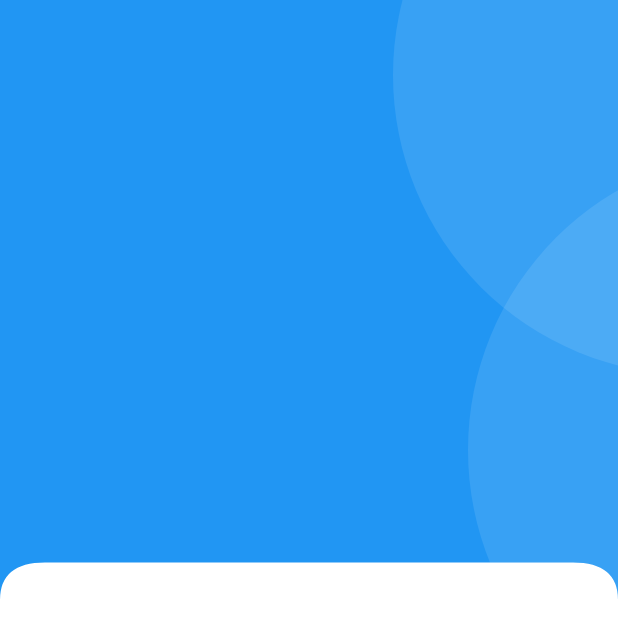
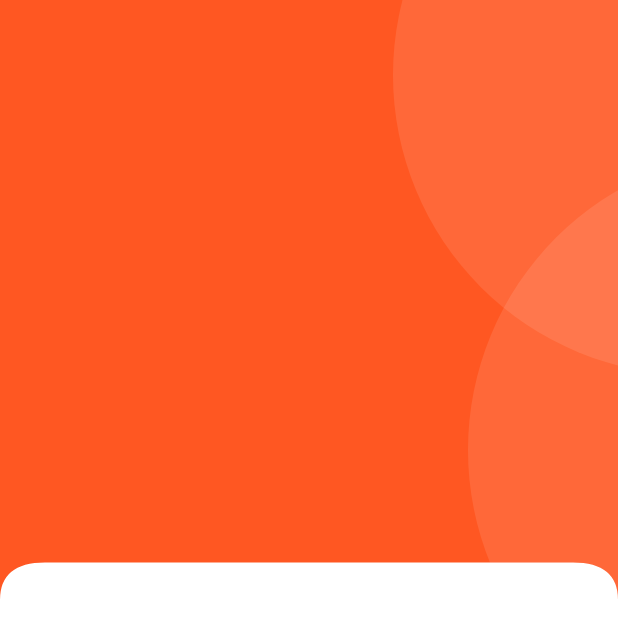
Before and after one commit to arifbsns22/professional-Ecommerce, a Flutter app: the HomeScreen screen opened directly, on a phone screen of 412 x 824 dp. Shown: the top 638 px of the screen. Run offline on Flutter 3.47's test engine with Material 3 defaults, Android fonts, the phone set to English and light mode, and no system bars; our stand-ins replace get, get_storage, iconsax, logger, smooth_page_indicator; accounts and stored records are empty.

Commit message:
some color changes has been done

```diff
--- a/lib/common/widgets/custom_shapes/containers/primary_header_container.dart
+++ b/lib/common/widgets/custom_shapes/containers/primary_header_container.dart
@@ -14,7 +14,7 @@ class PrimaryHeaderContainer extends StatelessWidget {
   Widget build(BuildContext context) {
     return TCurvedEdgeWidget(
       child: Container(
-        color: Colors.blue,
+        color: Colors.deepOrange,
         padding: const EdgeInsets.all(0),
         child: SizedBox(
           height: 400,
--- a/lib/utils/theme/custom_themes/elevated_button_theme.dart
+++ b/lib/utils/theme/custom_themes/elevated_button_theme.dart
@@ -7,7 +7,7 @@ class TElevatedButtonTheme {
   /// Light Theme
   static final lightElevatedButtonTheme = ElevatedButtonThemeData(
     style: ElevatedButton.styleFrom(
-      elevation: 1,
+      elevation: 2,
       foregroundColor: Colors.white,
       backgroundColor: const Color(0xFF0D104B),
       disabledForegroundColor: Colors.grey,
@@ -28,7 +28,7 @@ class TElevatedButtonTheme {
   /// Dark Theme
   static final darkElevatedButtonTheme = ElevatedButtonThemeData(
     style: ElevatedButton.styleFrom(
-      elevation: 1,
+      elevation: 2,
       foregroundColor: Colors.black,
       backgroundColor: const Color(0xFF00F236),
       disabledForegroundColor: Colors.grey,
--- a/lib/utils/theme/custom_themes/outlined_button.dart
+++ b/lib/utils/theme/custom_themes/outlined_button.dart
@@ -6,9 +6,9 @@ class TOutlinedButtonTheme {
   /* -- Light Theme -- */
   static final OutlinedButtonThemeData lightOutlinedButtonTheme = OutlinedButtonThemeData(
     style: OutlinedButton.styleFrom(
-      elevation: 0,
+      elevation: 2,
       foregroundColor: Colors.black,
-      side: const BorderSide(color: Colors.blue),
+      side: const BorderSide(color: Color(0xFF0D104B)),
       textStyle: const TextStyle(
         fontSize: 16,
         color: Colors.black,
@@ -22,7 +22,7 @@ class TOutlinedButtonTheme {
   /* -- Dark Theme -- */
   static final OutlinedButtonThemeData darkOutlinedButtonTheme = OutlinedButtonThemeData(
     style: OutlinedButton.styleFrom(
-      elevation: 0,
+      elevation: 2,
       foregroundColor: Colors.white,
       side: const BorderSide(color: Color(0xFF00F236)),
       textStyle: const TextStyle(
--- a/lib/utils/theme/custom_themes/text_field_theme.dart
+++ b/lib/utils/theme/custom_themes/text_field_theme.dart
@@ -5,6 +5,8 @@ class TTextFormFieldTheme {
 
   static  InputDecorationTheme lightInputDecorationTheme =
       InputDecorationTheme(
+        filled: true,
+    fillColor: const Color(0xFFF1F4FF),
     errorMaxLines: 3,
     prefixIconColor: Colors.grey,
     suffixIconColor: Colors.grey,
@@ -15,15 +17,15 @@ class TTextFormFieldTheme {
         const TextStyle().copyWith(color: Colors.black.withOpacity(0.8)),
     border: const OutlineInputBorder().copyWith(
       borderRadius: BorderRadius.circular(14),
-      borderSide: const BorderSide(width: 1, color: Colors.grey),
+      borderSide: const BorderSide(width: 2, color: Colors.grey),
     ),
     enabledBorder: const OutlineInputBorder().copyWith(
       borderRadius: BorderRadius.circular(14),
-      borderSide: const BorderSide(width: 1, color: Colors.grey),
+      borderSide: const BorderSide(width: 2, color: Colors.grey),
     ),
     focusedBorder: const OutlineInputBorder().copyWith(
       borderRadius: BorderRadius.circular(14),
-      borderSide: const BorderSide(width: 1, color: Colors.black12),
+      borderSide: const BorderSide(width: 2, color: Color(0xFF0D104B)),
     ),
     errorBorder: const OutlineInputBorder().copyWith(
       borderRadius: BorderRadius.circular(14),
```
Also changed, not shown: lib/navigation_menu.dart (+5 -5 lines).
